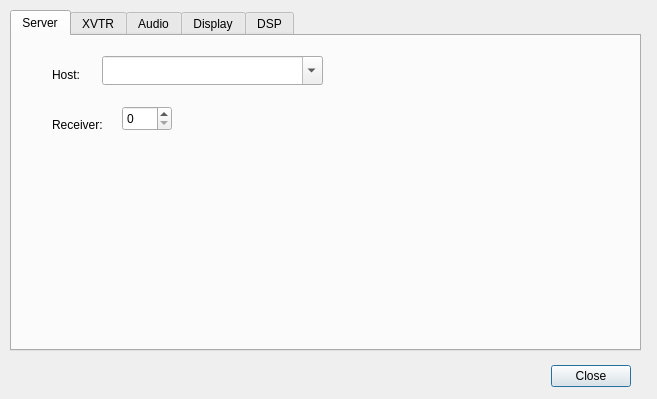
The window that trunk/src/QtRadio/Configure.ui (borgestrand/sdr-widget) describes before a commit, drawn with Qt 5.
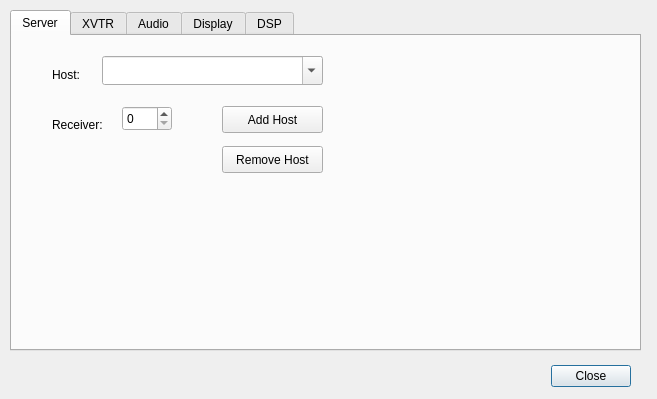
The same window after the commit. The open tabs and pages were chosen to show the change.

```diff
--- a/trunk/src/QtRadio/Configure.ui
+++ b/trunk/src/QtRadio/Configure.ui
@@ -100,6 +100,32 @@
       <number>3</number>
      </property>
     </widget>
+    <widget class="QPushButton" name="pBtnAddHost">
+     <property name="geometry">
+      <rect>
+       <x>210</x>
+       <y>70</y>
+       <width>101</width>
+       <height>27</height>
+      </rect>
+     </property>
+     <property name="text">
+      <string>Add Host</string>
+     </property>
+    </widget>
+    <widget class="QPushButton" name="pBtnRemHost">
+     <property name="geometry">
+      <rect>
+       <x>210</x>
+       <y>110</y>
+       <width>101</width>
+       <height>27</height>
+      </rect>
+     </property>
+     <property name="text">
+      <string>Remove Host</string>
+     </property>
+    </widget>
    </widget>
    <widget class="QWidget" name="XVTR">
     <property name="enabled">
```
Left out of the diff: 2 changed lines with no effect on the pictures.
